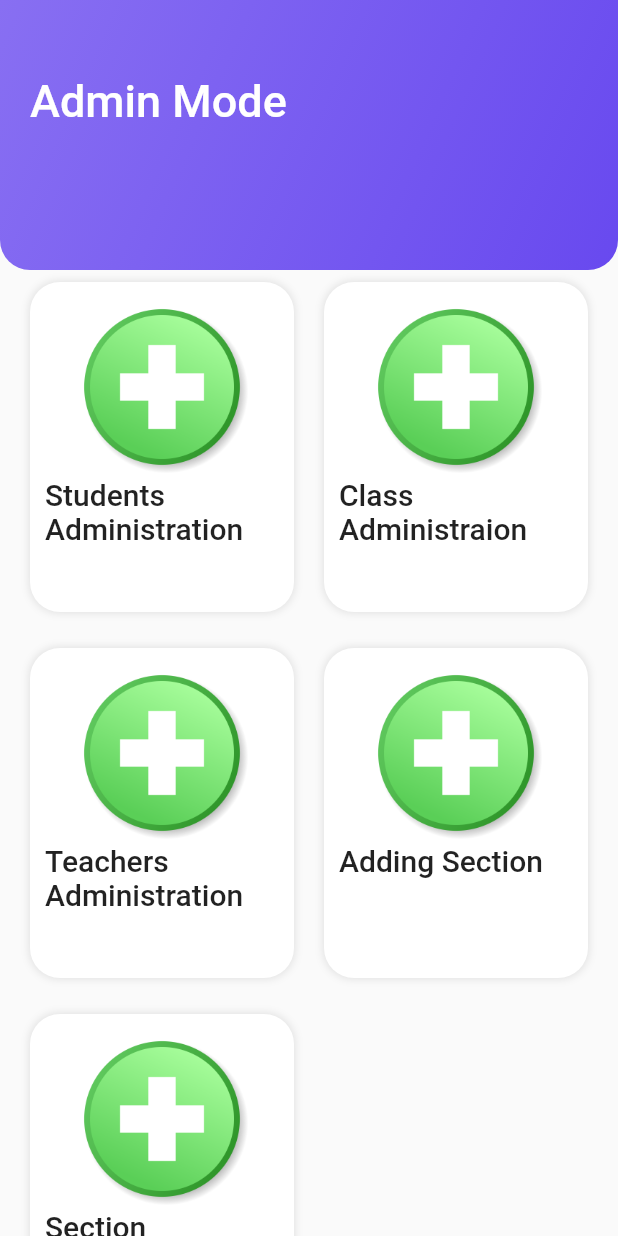
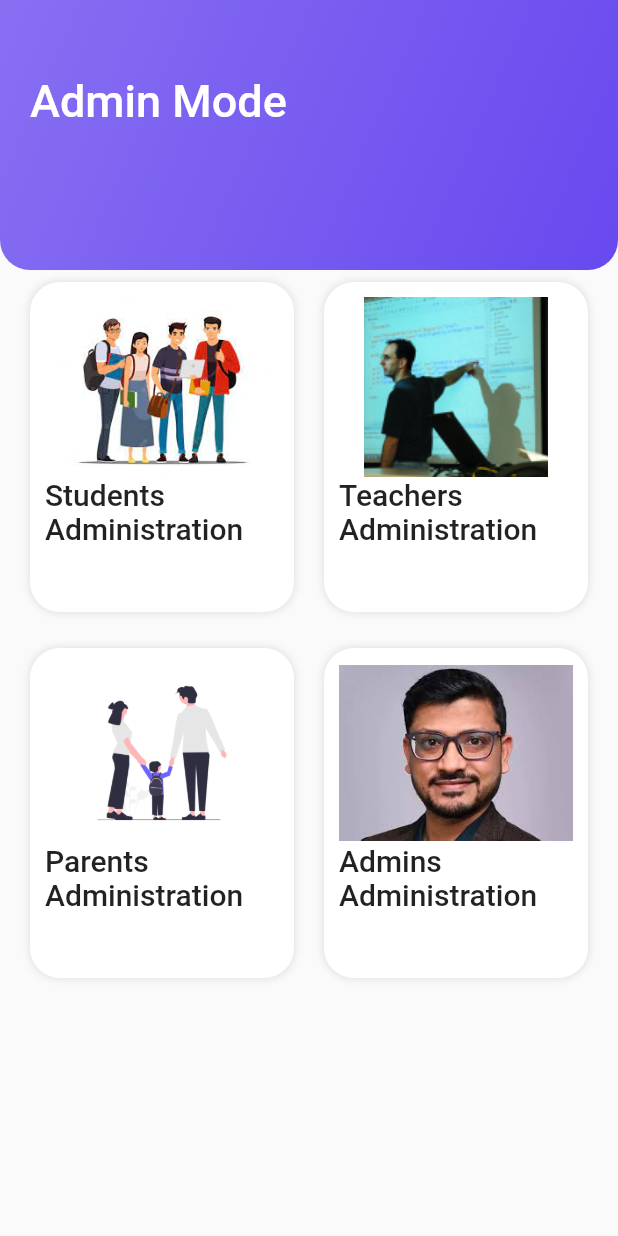
Before and after one commit to Basheer2001/School_Management_System, a Flutter app: the screen it shows after launch, on a phone screen of 412 x 824 dp. Run offline on Flutter 3.47's test engine with Material 2 defaults, Android fonts, the phone set to English and light mode, and no system bars; our stand-ins replace shared_preferences; accounts and stored records are empty.

Commit message:
images and texts

```diff
--- a/lib/ui/featuredScreen.dart
+++ b/lib/ui/featuredScreen.dart
@@ -111,7 +111,7 @@ Widget body(BuildContext context) {
                 Align(
                   alignment: Alignment.center,
                   child: Image.asset(
-                    'images/adding.png',
+                    'images/students.jpg',
                     height: 120,
                     fit: BoxFit.contain,
                   ),
@@ -150,19 +150,20 @@ Widget body(BuildContext context) {
                 Align(
                   alignment: Alignment.center,
                   child: Image.asset(
-                    'images/adding.png',
+                    'images/teachers.png',
                     height: 120,
                     fit: BoxFit.contain,
                   ),
                 ),
                 Text(
-                  'Class Administraion',
+                  'Teachers Administration',
                   style: Theme.of(context).textTheme.bodyLarge,
                 )
               ],
             ),
           ),
         ),
+
         GestureDetector(
           onTap: () {},
           child: Container(
@@ -183,44 +184,12 @@ Widget body(BuildContext context) {
                 Align(
                   alignment: Alignment.center,
                   child: Image.asset(
-                    'images/adding.png',
+                    'images/parent.png',
                     height: 120,
                   ),
                 ),
                 Text(
-                  'Teachers Administration',
-                  style: Theme.of(context).textTheme.bodyLarge,
-                )
-              ],
-            ),
-          ),
-        ),
-        GestureDetector(
-          onTap: () {},
-          child: Container(
-            padding: EdgeInsets.all(10),
-            decoration: BoxDecoration(
-              color: Colors.white,
-              borderRadius: BorderRadius.circular(20),
-              boxShadow: [
-                BoxShadow(
-                    color: Colors.black.withOpacity(0.1),
-                    blurRadius: 4.0,
-                    spreadRadius: 0.05),
-              ],
-            ),
-            child: Column(
-              crossAxisAlignment: CrossAxisAlignment.start,
-              children: [
-                Align(
-                  alignment: Alignment.center,
-                  child: Image.asset(
-                    'images/adding.png',
-                    height: 120,
-                  ),
-                ),
-                Text(
-                  'Adding Section',
+                  'Parents Administration',
                   style: Theme.of(context).textTheme.bodyLarge,
                 ),
 
@@ -248,13 +217,13 @@ Widget body(BuildContext context) {
                 Align(
                   alignment: Alignment.center,
                   child: Image.asset(
-                    'images/adding.png',
+                    'images/admin.jpg',
                     height: 120,
                     fit: BoxFit.contain,
                   ),
                 ),
                 Text(
-                  'Section',
+                  'Admins Administration',
                   style: Theme.of(context).textTheme.bodyLarge,
                 ),
 
```
Also changed, not shown: images/admin.jpg (added), images/parent.png (added), images/students.jpg (added), images/teachers.png (added).
